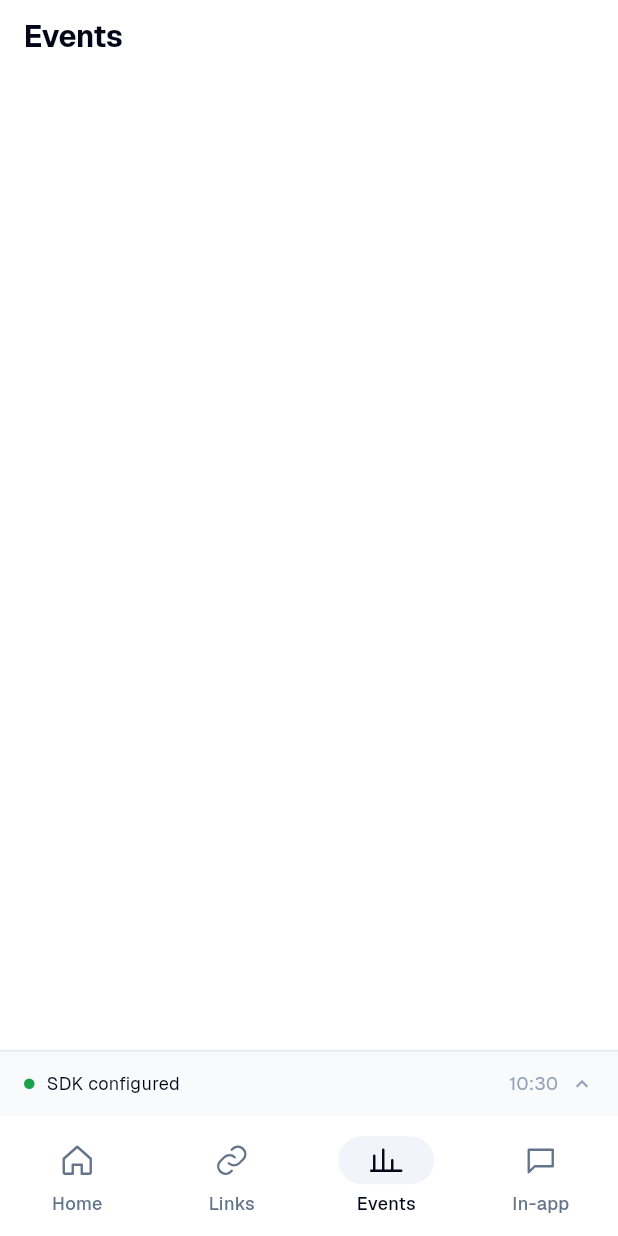
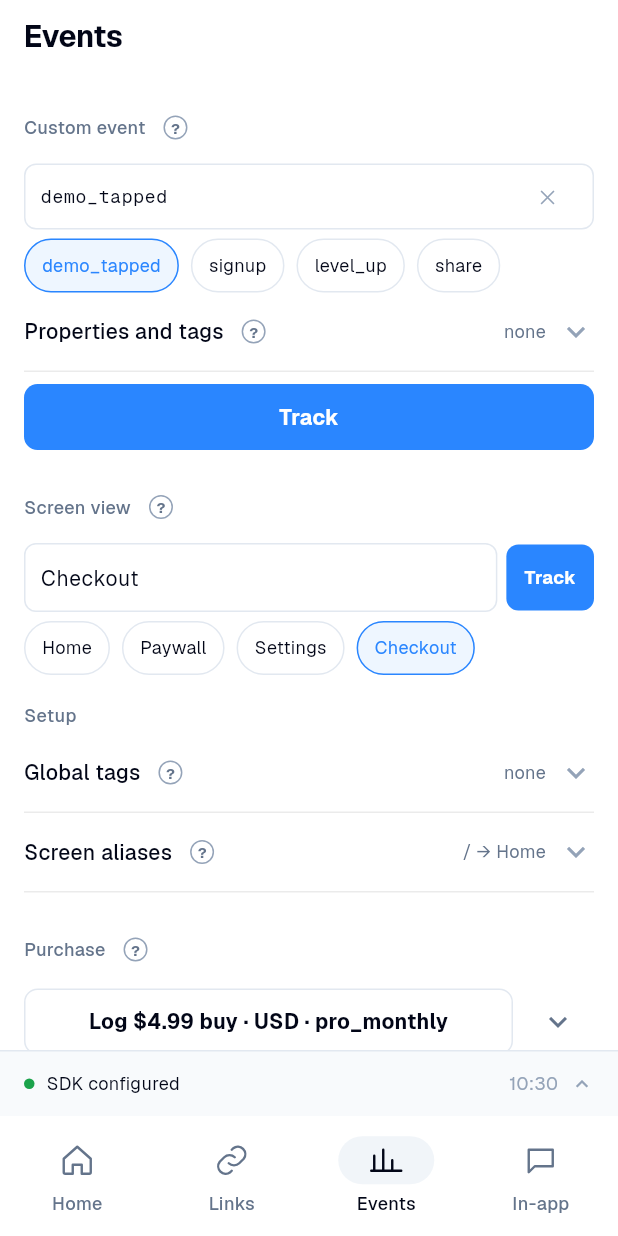
Before and after one commit to grovs-io/grovs-flutter, a Flutter app: the screen it shows after launch, item 3 of the bottom bar chosen, on a phone screen of 412 x 824 dp. Run offline on Flutter 3.47's test engine with Material 3 defaults, Android fonts, the phone set to English and light mode, and no system bars; our stand-ins replace device_info_plus, plugin_platform_interface, qr_flutter, share_plus, shared_preferences; project files that could hold a hidden picture were left out.

Commit message:
feat(example): events tab with custom events, screens, setup and purchases

```diff
--- /dev/null
+++ b/example/lib/actions/event_actions.dart
@@ -0,0 +1,136 @@
+import 'package:flutter/foundation.dart';
+import 'package:grovs_flutter_plugin/grovs.dart';
+
+import '../data/forms.dart';
+import '../data/key_value.dart';
+import '../data/money.dart';
+import 'call_code.dart';
+import 'log.dart';
+
+class EventActions {
+  EventActions._();
+
+  static TestAction track(EventForm form, {bool expectRejected = false}) {
+    final name = form.name.trim();
+    final properties = _orNull(toValueMap(form.properties));
+    final tags = form.tags.isEmpty ? null : form.tags;
+    final code = callCode('track', [
+      ('name', name),
+      ('properties', properties),
+      ('tags', tags),
+    ]);
+    return TestAction(LogType.event, 'track $name', code, () async {
+      await Grovs().track(name, properties: properties, tags: tags);
+      if (expectRejected) {
+        return const ActionResult(
+          LogState.warning,
+          'sent anyway, the SDK should reject it',
+        );
+      }
+      return ActionResult(
+        LogState.ok,
+        tags == null ? 'sent' : 'tags ${tags.join(', ')}',
+      );
+    });
+  }
+
+  static TestAction screen(ScreenForm form) {
+    final name = form.name.trim();
+    final properties = _orNull(toValueMap(form.properties));
+    final code = callCode('trackScreenView', [
+      ('screenName', name),
+      ('properties', properties),
+    ]);
+    return TestAction(LogType.screen, 'Screen $name', code, () async {
+      await Grovs().trackScreenView(name, properties: properties);
+      return const ActionResult(LogState.ok, 'sent');
+    });
+  }
+
+  static TestAction? purchase(PurchaseForm form, DateTime now) {
+    if (!form.isValid()) return null;
+    final cents = parseAmountToCents(form.amount);
+    if (cents == null) return null;
+    final start = now.subtract(Duration(days: form.startDaysAgo));
+    final code = callCode('logCustomPurchase', [
+      ('type', form.type.name),
+      ('priceInCents', cents),
+      ('currency', form.currency),
+      ('productId', form.productId),
+      ('startDate', start),
+    ]);
+    return TestAction(LogType.purchase, form.label(), code, () async {
+      await Grovs().logCustomPurchase(
+        type: form.type,
+        priceInCents: cents,
+        currency: form.currency,
+        productId: form.productId,
+        startDate: start,
+      );
+      return ActionResult(LogState.ok, '$cents cents · ${form.productId}');
+    });
+  }
+
+  /// Play purchase JSON on Android, App Store transaction id on iOS.
+  static TestAction storePurchase(String id) {
+    final title = defaultTargetPlatform == TargetPlatform.iOS
+        ? 'App Store purchase'
+        : 'Google Play purchase';
+    return TestAction(
+      LogType.purchase,
+      title,
+      callCode('logInAppPurchase', [('transactionId', id)]),
+      () async {
+        await Grovs().logInAppPurchase(id);
+        return const ActionResult(LogState.ok, 'sent');
+      },
+    );
+  }
+
+  static TestAction globalTags(List<String> tags) {
+    final value = tags.isEmpty ? null : tags;
+    return TestAction(
+      LogType.sdk,
+      'Global tags set',
+      callCode('setGlobalTags', [('tags', value)]),
+      () async {
+        await Grovs().setGlobalTags(value);
+        return ActionResult(
+          LogState.ok,
+          tags.isEmpty ? 'cleared' : tags.join(', '),
+        );
+      },
+      repeatable: false,
+    );
+  }
+
+  static TestAction aliases(List<KeyValue> rows) {
+    final map = toAliasMap(rows);
+    return TestAction(
+      LogType.sdk,
+      'Screen aliases set',
+      callCode('setScreenAliases', [('aliases', map)]),
+      () async {
+        await Grovs().setScreenAliases(map);
+        return ActionResult(LogState.ok, '${map.length} aliases');
+      },
+      repeatable: false,
+    );
+  }
+
+  static TestAction trigger(String name) {
+    final trimmed = name.trim();
+    return TestAction(
+      LogType.event,
+      'Trigger $trimmed',
+      callCode('track', [('name', trimmed)]),
+      () async {
+        await Grovs().track(trimmed);
+        return const ActionResult(LogState.ok, 'sent');
+      },
+    );
+  }
+
+  static Map<String, Object>? _orNull(Map<String, Object> map) =>
+      map.isEmpty ? null : map;
+}
--- a/example/lib/app_graph.dart
+++ b/example/lib/app_graph.dart
@@ -12,6 +12,7 @@ import 'data/key_value.dart';
 import 'data/settings_store.dart';
 import 'data/strings.dart';
 import 'native_config.dart';
+import 'ui/events/events_controller.dart';
 import 'ui/links/links_controller.dart';
 
 const pluginVersion = '3.1.1';
@@ -33,8 +34,10 @@ class AppGraph {
   static late TestRunner runner;
   static NativeConfig config = NativeConfig.unknown;
   static LinksController? _links;
+  static EventsController? _events;
 
   static LinksController get links => _links!;
+  static EventsController get events => _events!;
 
   static final pushToken = ValueNotifier<String?>(null);
   static final sdkEnabled = ValueNotifier<bool>(true);
@@ -68,6 +71,8 @@ class AppGraph {
     );
     _links?.dispose();
     _links = LinksController();
+    _events?.dispose();
+    _events = EventsController();
   }
 
   static void rerun(TestAction action) => unawaited(runner.run(action));
@@ -88,6 +93,8 @@ class AppGraph {
     _cancelSubscriptions();
     _links?.dispose();
     _links = null;
+    _events?.dispose();
+    _events = null;
     config = NativeConfig.unknown;
     pushToken.value = null;
     sdkEnabled.value = true;
--- a/example/lib/ui/app_scaffold.dart
+++ b/example/lib/ui/app_scaffold.dart
@@ -5,6 +5,7 @@ import '../app_graph.dart';
 import '../data/strings.dart';
 import 'controls/basics.dart';
 import 'controls/sheet.dart';
+import 'events/events_screen.dart';
 import 'links/links_screen.dart';
 import 'logs/logs_panel.dart';
 import 'tab_icons.dart';
@@ -129,6 +130,7 @@ class _AppScaffoldState extends State<AppScaffold>
       ),
     ),
     AppTab.links => const LinksScreen(),
+    AppTab.events => const EventsScreen(),
     _ => _Placeholder(tab.title),
   };
 }
--- /dev/null
+++ b/example/lib/ui/events/event_forms.dart
@@ -0,0 +1,150 @@
+import 'package:flutter/material.dart' hide Chip;
+import 'package:grovs_flutter_plugin/models/grovs_link.dart';
+
+import '../../data/event_rules.dart';
+import '../../data/forms.dart';
+import '../../data/key_value.dart';
+import '../controls/basics.dart';
+import '../controls/chips.dart';
+import '../controls/fields.dart';
+import '../controls/key_value_rows.dart';
+import '../help.dart';
+
+const _currencies = ['USD', 'EUR', 'GBP', 'RON'];
+const _products = ['pro_monthly', 'pro_yearly', 'coins_100'];
+const _startOptions = {0: 'Now', 1: '1 day ago', 30: '30 days ago'};
+
+String _startLabel(int daysAgo) =>
+    _startOptions[daysAgo] ?? '$daysAgo days ago';
+
+class EventFormFields extends StatelessWidget {
+  const EventFormFields({
+    super.key,
+    required this.form,
+    required this.update,
+    required this.suggestions,
+    required this.error,
+    required this.onTrack,
+    this.onSendAnyway,
+  });
+
+  final EventForm form;
+  final void Function(EventForm Function(EventForm)) update;
+  final List<String> suggestions;
+  final String? error;
+  final VoidCallback onTrack;
+  final VoidCallback? onSendAnyway;
+
+  @override
+  Widget build(BuildContext context) {
+    final detail = [
+      summary(form.properties),
+      form.tags.map((t) => 'tag $t').join(', '),
+    ].where((s) => s.isNotEmpty).join(' · ');
+    return Column(
+      crossAxisAlignment: CrossAxisAlignment.stretch,
+      children: [
+        SuggestField(
+          value: form.name,
+          onChanged: (v) => update((f) => f.copyWith(name: v)),
+          suggestions: suggestions,
+          mono: true,
+          error: error,
+          onSubmitted: onTrack,
+        ),
+        if (isReservedEventName(form.name) && onSendAnyway != null)
+          Align(
+            alignment: Alignment.centerLeft,
+            child: TextAction('Send anyway', onSendAnyway!),
+          ),
+        FoldRow(
+          'Properties and tags',
+          detail.isEmpty ? 'none' : detail,
+          info: Help.eventPropertiesAndTags,
+          children: [
+            KeyValueRows(
+              rows: form.properties,
+              onChanged: (v) => update((f) => f.copyWith(properties: v)),
+              label: 'Properties',
+              suggestedKeys: const ['level', 'source'],
+            ),
+            const SizedBox(height: 10),
+            ChipInput(
+              values: form.tags,
+              onChanged: (v) => update((f) => f.copyWith(tags: v)),
+              label: 'Tags',
+              placeholder: 'Add tag',
+              max: maxTags,
+            ),
+          ],
+        ),
+      ],
+    );
+  }
+}
+
+class PurchaseFormFields extends StatelessWidget {
+  const PurchaseFormFields({
+    super.key,
+    required this.form,
+    required this.update,
+  });
+
+  final PurchaseForm form;
+  final void Function(PurchaseForm Function(PurchaseForm)) update;
+
+  @override
+  Widget build(BuildContext context) {
+    return Column(
+      crossAxisAlignment: CrossAxisAlignment.stretch,
+      children: [
+        Segment<TransactionType>(
+          TransactionType.values,
+          form.type,
+          (v) => update((f) => f.copyWith(type: v)),
+          label: (t) => t.name[0].toUpperCase() + t.name.substring(1),
+        ),
+        const SizedBox(height: 10),
+        MoneyField(
+          amount: form.amount,
+          onChanged: (v) => update((f) => f.copyWith(amount: v)),
+          currency: form.currency,
+        ),
+        const SizedBox(height: 10),
+        ChipPicker(
+          options: _currencies,
+          selected: form.currency,
+          onSelect: (v) => update((f) => f.copyWith(currency: v.toUpperCase())),
+          label: 'Currency',
+          otherPlaceholder: 'Code, e.g. JPY',
+        ),
+        const SizedBox(height: 10),
+        ChipPicker(
+          options: _products,
+          selected: form.productId,
+          onSelect: (v) => update((f) => f.copyWith(productId: v)),
+          label: 'Product',
+          otherPlaceholder: 'product id',
+        ),
+        FoldRow(
+          'Start date',
+          _startLabel(form.startDaysAgo),
+          info: Help.startDate,
+          children: [
+            ChipRow(
+              _startOptions.values.toList(),
+              _startLabel(form.startDaysAgo),
+              (label) => update(
+                (f) => f.copyWith(
+                  startDaysAgo: _startOptions.entries
+                      .firstWhere((e) => e.value == label)
+                      .key,
+                ),
+              ),
+            ),
+          ],
+        ),
+      ],
+    );
+  }
+}
--- /dev/null
+++ b/example/lib/ui/events/events_controller.dart
@@ -0,0 +1,103 @@
+import 'package:flutter/foundation.dart';
+
+import '../../actions/event_actions.dart';
+import '../../app_graph.dart';
+import '../../data/event_rules.dart';
+import '../../data/forms.dart';
+import '../../data/key_value.dart';
+import '../../data/settings_store.dart';
+
+const _defaultEventNames = ['demo_tapped', 'signup', 'level_up', 'share'];
+const _defaultScreenNames = ['Home', 'Paywall', 'Settings', 'Checkout'];
+
+/// State of the Events tab. One shared instance (`AppGraph.events`) so Home
+/// can reuse the same forms.
+class EventsController extends ChangeNotifier {
+  EventsController()
+    : event = AppGraph.store.eventForm,
+      screen = AppGraph.store.screenForm,
+      purchase = AppGraph.store.purchaseForm,
+      globalTags = AppGraph.store.globalTags,
+      aliases = AppGraph.store.screenAliases {
+    eventSuggestions = _names(recentEvents, _defaultEventNames);
+    screenSuggestions = _names(recentScreens, _defaultScreenNames);
+  }
+
+  EventForm event;
+  ScreenForm screen;
+  PurchaseForm purchase;
+  List<String> globalTags;
+  List<KeyValue> aliases;
+  late List<String> eventSuggestions;
+  late List<String> screenSuggestions;
+
+  String? get eventError => eventNameError(event.name) ?? tagsError(event.tags);
+
+  void updateEvent(EventForm Function(EventForm) change) {
+    event = change(event);
+    notifyListeners();
+  }
+
+  void updateScreen(ScreenForm Function(ScreenForm) change) {
+    screen = change(screen);
+    notifyListeners();
+  }
+
+  void updatePurchase(PurchaseForm Function(PurchaseForm) change) {
+    purchase = change(purchase);
+    notifyListeners();
+  }
+
+  Future<void> trackEvent({bool force = false}) async {
+    final error = eventError;
+    if (!force && error != null) return;
+    final store = AppGraph.store;
+    store.eventForm = event;
+    store.remember(recentEvents, event.name);
+    eventSuggestions = _names(recentEvents, _defaultEventNames);
+    notifyListeners();
+    await AppGraph.runner.run(
+      EventActions.track(event, expectRejected: force && error != null),
+    );
+  }
+
+  Future<void> trackScreen() async {
+    if (screen.name.trim().isEmpty) return;
+    final store = AppGraph.store;
+    store.screenForm = screen;
+    store.remember(recentScreens, screen.name);
+    screenSuggestions = _names(recentScreens, _defaultScreenNames);
+    notifyListeners();
+    await AppGraph.runner.run(EventActions.screen(screen));
+  }
+
+  Future<void> logPurchase() async {
+    final action = EventActions.purchase(purchase, DateTime.now());
+    if (action == null) return;
+    AppGraph.store.purchaseForm = purchase;
+    await AppGraph.runner.run(action);
+  }
+
+  Future<void> logStorePurchase() async {
+    if (purchase.storeId.trim().isEmpty) return;
+    AppGraph.store.purchaseForm = purchase;
+    await AppGraph.runner.run(EventActions.storePurchase(purchase.storeId));
+  }
+
+  Future<void> applyGlobalTags(List<String> tags) async {
+    globalTags = tags;
+    AppGraph.store.globalTags = tags;
+    notifyListeners();
+    await AppGraph.runner.run(EventActions.globalTags(tags));
+  }
+
+  Future<void> applyAliases(List<KeyValue> rows) async {
+    aliases = rows;
+    AppGraph.store.screenAliases = rows;
+    notifyListeners();
+    await AppGraph.runner.run(EventActions.aliases(rows));
+  }
+
+  List<String> _names(String field, List<String> defaults) =>
+      {...AppGraph.store.recent(field), ...defaults}.toList();
+}
--- /dev/null
+++ b/example/lib/ui/events/events_screen.dart
@@ -0,0 +1,305 @@
+import 'package:flutter/foundation.dart';
+import 'package:flutter/material.dart' hide Chip;
+import 'package:flutter/services.dart';
+
+import '../../app_graph.dart';
+import '../../data/key_value.dart';
+import '../controls/basics.dart';
+import '../controls/chips.dart';
+import '../controls/fields.dart';
+import '../controls/key_value_rows.dart';
+import '../controls/sheet.dart';
+import '../help.dart';
+import '../theme.dart';
+import 'event_forms.dart';
+import 'events_controller.dart';
+
+bool get _isIos => defaultTargetPlatform == TargetPlatform.iOS;
+
+class EventsScreen extends StatelessWidget {
+  const EventsScreen({super.key});
+
+  @override
+  Widget build(BuildContext context) {
+    final events = AppGraph.events;
+    return ListenableBuilder(
+      listenable: events,
+      builder: (context, _) => SingleChildScrollView(
+        padding: const EdgeInsets.fromLTRB(16, 0, 16, 24),
+        child: Column(
+          crossAxisAlignment: CrossAxisAlignment.stretch,
+          children: [
+            const ScreenTitle('Events'),
+            const SectionHeader('Custom event', info: Help.customEvent),
+            EventFormFields(
+              form: events.event,
+              update: events.updateEvent,
+              suggestions: events.eventSuggestions,
+              error: events.eventError,
+              onTrack: events.trackEvent,
+              onSendAnyway: () => events.trackEvent(force: true),
+            ),
+            Padding(
+              padding: const EdgeInsets.only(top: 8),
+              child: AppButton(
+                events.eventError ?? 'Track',
+                events.trackEvent,
+                enabled: events.eventError == null,
+              ),
+            ),
+            const SectionHeader('Screen view', info: Help.screenView),
+            _ScreenRow(events),
+            const SectionHeader('Setup'),
+            FoldRow(
+              'Global tags',
+              events.globalTags.isEmpty ? 'none' : events.globalTags.join(', '),
+              info: Help.globalTags,
+              children: [
+                ChipInput(
+                  values: events.globalTags,
+                  onChanged: events.applyGlobalTags,
+                  placeholder: 'Add tag',
+                ),
+              ],
+            ),
+            FoldRow(
+              'Screen aliases',
+              events.aliases.isEmpty
+                  ? 'none'
+                  : events.aliases.map((a) => '${a.key} → ${a.raw}').join(', '),
+              info: Help.screenAliases,
+              children: [_AliasesEditor(events)],
+            ),
+            const SectionHeader('Purchase', info: Help.purchase),
+            _PurchaseSection(events),
+          ],
+        ),
+      ),
+    );
+  }
+}
+
+class _ScreenRow extends StatelessWidget {
+  const _ScreenRow(this.events);
+
+  final EventsController events;
+
+  void _editProperties(BuildContext context) {
+    showAppSheet(
+      context,
+      builder: (sheet) => ListenableBuilder(
+        listenable: events,
+        builder: (_, _) => Column(
+          mainAxisSize: MainAxisSize.min,
+          crossAxisAlignment: CrossAxisAlignment.stretch,
+          children: [
+            Padding(
+              padding: const EdgeInsets.only(bottom: 8),
+              child: Text(
+                'Screen properties',
+                style: AppType.heading.copyWith(
+                  color: GrovsColors.of(sheet).text,
+                ),
+              ),
+            ),
+            KeyValueRows(
+              rows: events.screen.properties,
+              onChanged: (v) =>
+                  events.updateScreen((s) => s.copyWith(properties: v)),
+            ),
+            Padding(
+              padding: const EdgeInsets.only(top: 12),
+              child: AppButton('Save and track', () {
+                events.trackScreen();
+                Navigator.of(sheet).pop();
+              }),
+            ),
+          ],
+        ),
+      ),
+    );
+  }
+
+  @override
+  Widget build(BuildContext context) {
+    return Column(
+      crossAxisAlignment: CrossAxisAlignment.stretch,
+      children: [
+        Row(
+          children: [
+            Expanded(
+              child: AppTextField(
+                value: events.screen.name,
+                onChanged: (v) =>
+                    events.updateScreen((s) => s.copyWith(name: v)),
+                onSubmitted: events.trackScreen,
+              ),
+            ),
+            const SizedBox(width: 6),
+            AppButton(
+              'Track',
+              events.trackScreen,
+              small: true,
+              enabled: events.screen.name.trim().isNotEmpty,
+              onLongPress: () => _editProperties(context),
+            ),
+          ],
+        ),
+        Padding(
+          padding: const EdgeInsets.only(top: 6),
+          child: ChipRow(
+            events.screenSuggestions,
+            events.screen.name,
+            (v) => events.updateScreen((s) => s.copyWith(name: v)),
+          ),
+        ),
+      ],
+    );
+  }
+}
+
+class _AliasesEditor extends StatefulWidget {
+  const _AliasesEditor(this.events);
+
+  final EventsController events;
+
+  @override
+  State<_AliasesEditor> createState() => _AliasesEditorState();
+}
+
+class _AliasesEditorState extends State<_AliasesEditor> {
+  late List<KeyValue> _draft = widget.events.aliases;
+
+  @override
+  void didUpdateWidget(_AliasesEditor old) {
+    super.didUpdateWidget(old);
+    if (!listEquals(old.events.aliases, widget.events.aliases)) {
+      _draft = widget.events.aliases;
+    }
+  }
+
+  @override
+  Widget build(BuildContext context) {
+    return Column(
+      crossAxisAlignment: CrossAxisAlignment.stretch,
+      children: [
+        KeyValueRows(
+          rows: _draft,
+          onChanged: (v) => setState(() => _draft = v),
+          textOnly: true,
+        ),
+        Padding(
+          padding: const EdgeInsets.only(top: 8),
+          child: AppButton(
+            'Apply aliases',
+            () => widget.events.applyAliases(_draft),
+            style: ButtonStyleKind.outline,
+          ),
+        ),
+      ],
+    );
+  }
+}
+
+class _PurchaseSection extends StatefulWidget {
+  const _PurchaseSection(this.events);
+
+  final EventsController events;
+
+  @override
+  State<_PurchaseSection> createState() => _PurchaseSectionState();
+}
+
+class _PurchaseSectionState extends State<_PurchaseSection> {
+  var _expanded = false;
+
+  @override
+  Widget build(BuildContext context) {
+    final c = GrovsColors.of(context);
+    final events = widget.events;
+    final purchase = events.purchase;
+    final storeTitle = _isIos
+        ? 'App Store transaction ID'
+        : 'Google Play purchase JSON';
+    return Column(
+      crossAxisAlignment: CrossAxisAlignment.stretch,
+      children: [
+        Row(
+          children: [
+            Expanded(
+              child: AppButton(
+                purchase.fullLabel(),
+                events.logPurchase,
+                style: _expanded
+                    ? ButtonStyleKind.primary
+                    : ButtonStyleKind.outline,
+                enabled: purchase.isValid(),
+              ),
+            ),
+            const SizedBox(width: 6),
+            IconButton(
+              onPressed: () => setState(() => _expanded = !_expanded),
+              tooltip: 'Edit purchase',
+              constraints: const BoxConstraints.tightFor(
+                width: minTouch,
+                height: minTouch,
+              ),
+              padding: EdgeInsets.zero,
+              icon: Icon(
+                _expanded ? Icons.keyboard_arrow_up : Icons.keyboard_arrow_down,
+                color: c.textMuted,
+              ),
+            ),
+          ],
+        ),
+        if (_expanded)
+          Padding(
+            padding: const EdgeInsets.only(top: 10),
+            child: Column(
+              crossAxisAlignment: CrossAxisAlignment.stretch,
+              children: [
+                PurchaseFormFields(
+                  form: purchase,
+                  update: events.updatePurchase,
+                ),
+                FoldRow(
+                  storeTitle,
+                  purchase.storeId.trim().isEmpty ? 'empty' : 'pasted',
+                  info: Help.storePurchase,
+                  children: [
+                    AppTextField(
+                      value: purchase.storeId,
+                      onChanged: (v) =>
+                          events.updatePurchase((p) => p.copyWith(storeId: v)),
+                      placeholder: _isIos
+                          ? 'transaction id'
+                          : 'purchase.originalJson',
+                      mono: true,
+                      singleLine: _isIos,
+                      minLines: _isIos ? null : 4,
+                      keyboardType: _isIos
+                          ? TextInputType.number
+                          : TextInputType.multiline,
+                      textInputAction: _isIos
+                          ? TextInputAction.done
+                          : TextInputAction.newline,
+                      inputFormatters: _isIos
+                          ? [FilteringTextInputFormatter.digitsOnly]
+                          : null,
+                    ),
+                    const SizedBox(height: 8),
+                    AppButton(
+                      _isIos ? 'Log App Store purchase' : 'Log Play purchase',
+                      events.logStorePurchase,
+                      style: ButtonStyleKind.outline,
+                      enabled: purchase.storeId.trim().isNotEmpty,
+                    ),
+                  ],
+                ),
+              ],
+            ),
+          ),
+      ],
+    );
+  }
+}
```
Also changed, not shown: 2 other files.
